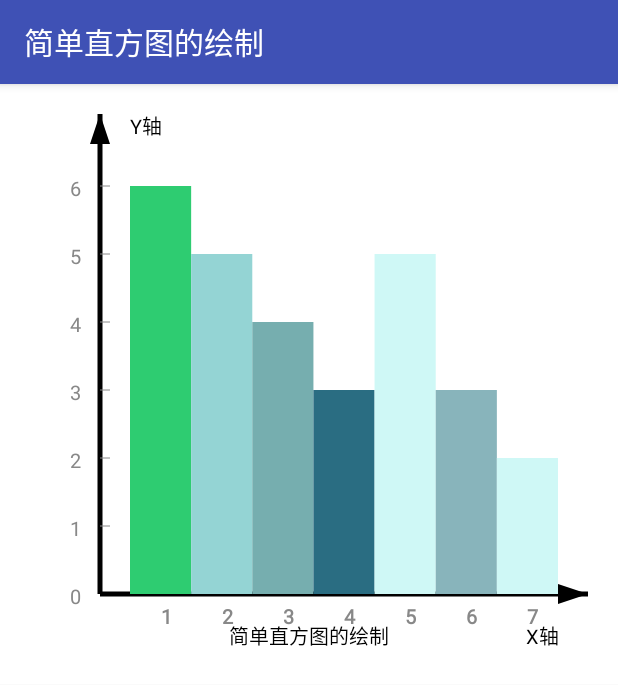
After one commit to lvwe/AndroidCharts, an Android app: the SimpleColumnActivity screen opened directly, with no data from a screen before it, on a phone screen of 412 x 824 dp. The commit adds this screen. Shown: the top 685 px of the screen. Run offline under Robolectric (Android 15) with nearby library versions, the phone set to English and light mode, and no system bars.

Commit message:
自定义View简单直方图的绘制

```diff
--- a/app/src/main/AndroidManifest.xml
+++ b/app/src/main/AndroidManifest.xml
@@ -31,6 +31,8 @@
         </activity>
         <activity android:name=".activity.SimpleGraphActivity">
         </activity>
+        <activity android:name=".activity.SimpleColumnActivity">
+        </activity>
     </application>
 
 </manifest>
--- a/app/src/main/java/com/example/administrator/androidcharts/activity/BarChartActivity.java
+++ b/app/src/main/java/com/example/administrator/androidcharts/activity/BarChartActivity.java
@@ -5,8 +5,8 @@ import android.support.annotation.Nullable;
 import android.os.Bundle;
 import android.view.View;
 
-import com.example.administrator.androidcharts.DayAxisValueFormatter;
-import com.example.administrator.androidcharts.MyAxisValueFormatter;
+import com.example.administrator.androidcharts.formatter.DayAxisValueFormatter;
+import com.example.administrator.androidcharts.formatter.MyAxisValueFormatter;
 import com.example.administrator.androidcharts.R;
 import com.github.mikephil.charting.charts.BarChart;
 import com.github.mikephil.charting.components.Legend;
--- a/app/src/main/java/com/example/administrator/androidcharts/activity/MainActivity.java
+++ b/app/src/main/java/com/example/administrator/androidcharts/activity/MainActivity.java
@@ -84,6 +84,7 @@ public class MainActivity extends ListActivity {
                         ActivityRouter.goToTarget(MainActivity.this,SimpleGraphActivity.class);
                         break;
                     case 7:
+                        ActivityRouter.goToTarget(MainActivity.this,SimpleColumnActivity.class);
                         break;
                     case 8:
                         break;
--- /dev/null
+++ b/app/src/main/java/com/example/administrator/androidcharts/activity/SimpleColumnActivity.java
@@ -0,0 +1,49 @@
+package com.example.administrator.androidcharts.activity;
+
+import android.support.v7.app.AppCompatActivity;
+import android.os.Bundle;
+
+import com.example.administrator.androidcharts.R;
+import com.example.administrator.androidcharts.constant.MyConstant;
+import com.example.administrator.androidcharts.view.ColumnView;
+import com.github.mikephil.charting.utils.ColorTemplate;
+import static com.github.mikephil.charting.utils.ColorTemplate.LIBERTY_COLORS;
+
+
+public class SimpleColumnActivity extends BaseActivity {
+
+
+    private ColumnView mColumnView;
+    @Override
+    protected int getLayoutId() {
+        return R.layout.activity_simple_column;
+    }
+
+    @Override
+    public void onContentChanged() {
+        mColumnView = (ColumnView) findViewById(R.id.column_view);
+    }
+
+    @Override
+    protected void initParams() {
+
+        setTitle(getString(R.string.title_simple_column));
+
+        mColumnView.setMaxAxisValueX(10,9);
+        mColumnView.setMaxAxisValueY(10,7);
+
+        int columnInfo[][] = new int[][]{
+                {6, ColorTemplate.MATERIAL_COLORS[0]},
+                {5, LIBERTY_COLORS[1]},
+                {4, LIBERTY_COLORS[3]},
+                {3, LIBERTY_COLORS[4]},
+                {5, LIBERTY_COLORS[0]},
+                {3, LIBERTY_COLORS[2]},
+                {2, LIBERTY_COLORS[0]},
+        };
+        mColumnView.setAxisTextSize(20);
+        mColumnView.setColumnInfo(columnInfo);
+        mColumnView.setTouchEnable(true);
+        mColumnView.invalidate();
+    }
+}
--- a/app/src/main/java/com/example/administrator/androidcharts/activity/SimpleGraphActivity.java
+++ b/app/src/main/java/com/example/administrator/androidcharts/activity/SimpleGraphActivity.java
@@ -1,12 +1,9 @@
 package com.example.administrator.androidcharts.activity;
 
 import android.graphics.Paint;
-import android.support.v7.app.AppCompatActivity;
-import android.os.Bundle;
 import android.view.View;
-import android.widget.Toast;
 
-import com.example.administrator.androidcharts.MyConstant;
+import com.example.administrator.androidcharts.constant.MyConstant;
 import com.example.administrator.androidcharts.R;
 import com.example.administrator.androidcharts.view.CanvasGraphView;
 import com.github.mikephil.charting.utils.ColorTemplate;
--- a/app/src/main/java/com/example/administrator/androidcharts/MyConstant.java
+++ b/app/src/main/java/com/example/administrator/androidcharts/constant/MyConstant.java
@@ -1,4 +1,4 @@
-package com.example.administrator.androidcharts;
+package com.example.administrator.androidcharts.constant;
 
 /**
  * Created by Administrator on 2017/11/21 0021.
--- a/app/src/main/java/com/example/administrator/androidcharts/DayAxisValueFormatter.java
+++ b/app/src/main/java/com/example/administrator/androidcharts/formatter/DayAxisValueFormatter.java
@@ -1,4 +1,4 @@
-package com.example.administrator.androidcharts;
+package com.example.administrator.androidcharts.formatter;
 
 import com.github.mikephil.charting.charts.BarLineChartBase;
 import com.github.mikephil.charting.components.AxisBase;
--- a/app/src/main/java/com/example/administrator/androidcharts/MyAxisValueFormatter.java
+++ b/app/src/main/java/com/example/administrator/androidcharts/formatter/MyAxisValueFormatter.java
@@ -1,4 +1,4 @@
-package com.example.administrator.androidcharts;
+package com.example.administrator.androidcharts.formatter;
 
 import com.github.mikephil.charting.components.AxisBase;
 import com.github.mikephil.charting.formatter.IAxisValueFormatter;
--- /dev/null
+++ b/app/src/main/java/com/example/administrator/androidcharts/view/BaseGraphView.java
@@ -0,0 +1,353 @@
+package com.example.administrator.androidcharts.view;
+
+import android.content.Context;
+import android.content.res.TypedArray;
+import android.graphics.Canvas;
+import android.graphics.Color;
+import android.graphics.Paint;
+import android.graphics.Path;
+import android.graphics.Rect;
+import android.text.TextUtils;
+import android.util.AttributeSet;
+import android.util.Log;
+import android.view.View;
+
+import com.example.administrator.androidcharts.R;
+import com.github.mikephil.charting.components.XAxis;
+
+/**
+ * Created by Administrator on 2017/11/21 0021.
+ */
+
+public abstract class BaseGraphView extends View {
+    private static final String TAG = "BaseGraphView";
+
+    //各种画笔防止混乱
+    private Paint mXYAxisPaint;
+    private Paint mTitlePaint;
+    private Paint mAxisNamePaint;
+    private Paint mPaint;
+    private Paint mColumnCurvePaint;
+
+    //用于测量字体的宽高
+    private Rect mBoundsRect;
+    //自定义Style属性值
+    private String mGraphTitle;
+    private String mXAxisName;
+    private String mYAxisName;
+    private int mAxisTextColor;
+    private float mAxisTextSize;
+    private boolean isShowOrigin;
+    private boolean isShowXAxis;
+    private boolean isShowYAxis;
+    private int axisColor;
+
+    /**
+     * X,Y轴坐标最大值，X,Y坐标轴刻度线数量
+     */
+    public float maxAxisValueX = 900;
+    public int axisDivideSizeX = 9;
+    public float maxAxisValueY = 700;
+    public int axisDivideSizeY = 7;
+    //视图的宽高
+    int width, height;
+    public int originX;
+    public int originY;
+    public int padding = 30;
+    public int mDefMargin = 10;
+    public int mDefXValueHeight = 30;
+    public int mDefTitleHeight = 30;
+    public int mDefLabelHeight = 30;
+    private int mCellWidth; //X轴上每一段的宽度
+    public int columnInfo[][];//柱状图数据
+
+    public int bgColor = Color.WHITE;
+
+
+    public void setBgColor(int bgColor) {
+        this.bgColor = bgColor;
+    }
+
+    public BaseGraphView(Context context) {
+        this(context, null);
+    }
+
+    public BaseGraphView(Context context, AttributeSet attrs) {
+        this(context, attrs, -1);
+    }
+
+    public BaseGraphView(Context context, AttributeSet attrs, int defStyleAttr) {
+        super(context, attrs, defStyleAttr);
+
+        TypedArray typedArray = context.obtainStyledAttributes(attrs, R.styleable.MyGraphStyle);
+        mGraphTitle = typedArray.getString(R.styleable.MyGraphStyle_graphTitle);
+        mXAxisName = typedArray.getString(R.styleable.MyGraphStyle_xAxisName);
+        mYAxisName = typedArray.getString(R.styleable.MyGraphStyle_yAxisName);
+        mAxisTextColor = typedArray.getColor(R.styleable.MyGraphStyle_axisTextColor, context.getResources().getColor(android.R.color.black));
+        mAxisTextSize = typedArray.getDimension(R.styleable.MyGraphStyle_axisTextSize, 12);
+        isShowOrigin = typedArray.getBoolean(R.styleable.MyGraphStyle_showOrigin, true);
+
+        isShowXAxis = typedArray.getBoolean(R.styleable.MyGraphStyle_showXAxis, true);
+        isShowYAxis = typedArray.getBoolean(R.styleable.MyGraphStyle_showYAxis, true);
+        axisColor = typedArray.getColor(R.styleable.MyGraphStyle_axisColor, Color.BLACK);
+
+        if (typedArray != null) {
+            typedArray.recycle();
+        }
+        mBoundsRect = new Rect();
+        initPaint(context);
+    }
+
+    public int getCellWidth() {
+        mCellWidth = width / axisDivideSizeX;
+        return mCellWidth;
+    }
+
+    private void initPaint(Context context) {
+        if (mPaint == null) {
+            mPaint = new Paint();
+            mPaint.setAntiAlias(true);
+            mPaint.setDither(true);
+            mPaint.setTextSize(20);
+        }
+        mXYAxisPaint = new Paint();
+        mXYAxisPaint.setAntiAlias(true);
+        mXYAxisPaint.setDither(true);
+
+        mTitlePaint = new Paint();
+        mTitlePaint.setAntiAlias(true);
+        mTitlePaint.setDither(true);
+
+        mColumnCurvePaint = new Paint();
+        mColumnCurvePaint.setAntiAlias(true);
+        mColumnCurvePaint.setDither(true);
+    }
+
+    public void setGraphTitle(String graphTitle) {
+        mGraphTitle = graphTitle;
+    }
+
+    public void setXAxisName(String XAxisName) {
+        mXAxisName = XAxisName;
+    }
+
+    public void setYAxisName(String YAxisName) {
+        mYAxisName = YAxisName;
+    }
+
+    public void setAxisTextColor(int axisTextColor) {
+        mAxisTextColor = axisTextColor;
+    }
+
+    public void setAxisTextSize(float axisTextSize) {
+        mAxisTextSize = axisTextSize;
+    }
+
+    /**
+     * 手动设置X轴最大值及等份数
+     *
+     * @param maxAxisValueX
+     * @param axisDivideSizeX
+     */
+    public void setMaxAxisValueX(float maxAxisValueX, int axisDivideSizeX) {
+        this.maxAxisValueX = maxAxisValueX;
+        if (columnInfo != null && columnInfo.length > 0) {
+            this.axisDivideSizeX = columnInfo.length;
+        }
+    }
+
+    /**
+     * 手动设置Y轴最大值及等份数
+     *
+     * @param maxAxisValueY
+     * @param axisDivideSizeY
+     */
+    public void setMaxAxisValueY(float maxAxisValueY, int axisDivideSizeY) {
+        this.maxAxisValueY = maxAxisValueY;
+        this.axisDivideSizeY = axisDivideSizeY;
+    }
+
+    /**
+     * 设置柱状图数据
+     *
+     * @param columnInfo
+     */
+    public void setColumnInfo(int[][] columnInfo) {
+        this.columnInfo = columnInfo;
+    }
+
+    @Override
+    protected void onMeasure(int widthMeasureSpec, int heightMeasureSpec) {
+        super.onMeasure(widthMeasureSpec, heightMeasureSpec);
+    }
+
+    @Override
+    protected void onDraw(Canvas canvas) {
+        super.onDraw(canvas);
+
+        width = getWidth();
+        height = getHeight();
+
+        canvas.drawColor(bgColor);
+
+        originX = 100;
+        originY = getTop() + height - (mDefXValueHeight + mDefTitleHeight + mDefXValueHeight);
+        /**
+         * 画X，Y轴
+         * 画X，Y轴上的箭头
+         */
+        mXYAxisPaint.setColor(axisColor);
+        if (isShowXAxis) {
+            drawAxisX(canvas, mXYAxisPaint);
+            drawAxisArrowX(canvas, mXYAxisPaint);
+        }
+
+        if (isShowYAxis) {
+            drawAxisY(canvas, mXYAxisPaint);
+            drawAxisArrowY(canvas, mXYAxisPaint);
+        }
+
+        /**
+         * 画X,Y轴上的分割线
+         */
+        drawAxisScaleMarkX(canvas, mPaint);
+        drawAxisScaleMarkY(canvas, mPaint);
+
+        /**
+         * 画X，Y轴上的刻度值
+         */
+        drawAxisScaleMarkValueX(canvas, mPaint);
+        drawAxisScaleMarkValueY(canvas, mPaint);
+
+        /**
+         * 画柱条，曲线
+         */
+        drawColumnCurve(canvas, mColumnCurvePaint);
+
+        /**
+         * 画标题
+         */
+        drawTitle(canvas);
+
+        /**
+         * 画颜色标记，如红代表...，绿代表...
+         */
+        drawLabel(canvas, mPaint);
+    }
+
+    protected abstract void drawLabel(Canvas canvas, Paint paint);
+
+    private void drawTitle(Canvas canvas) {
+        if (!TextUtils.isEmpty(mGraphTitle)) {
+            mTitlePaint.setColor(mAxisTextColor);
+            mTitlePaint.setTextSize(mAxisTextSize);
+            mPaint.setFakeBoldText(true);
+            canvas.drawText(mGraphTitle, (getWidth() / 2) - (mTitlePaint.measureText(mGraphTitle) / 2),
+                    originY + mDefTitleHeight + mDefMargin + 10, mTitlePaint);
+        }
+    }
+
+    protected abstract void drawColumnCurve(Canvas canvas, Paint columnCurvePaint);
+
+    private void drawAxisArrowY(Canvas canvas, Paint paint) {
+        Path path = new Path();
+        path.moveTo(originX, getTop() + padding);
+        path.lineTo(originX - 10, getTop() + padding * 2);
+        path.lineTo(originX + 10, getTop() + padding * 2);
+        path.close();
+        canvas.drawPath(path, paint);
+        if (!TextUtils.isEmpty(mYAxisName)) {
+            paint.setTextSize(mAxisTextSize);
+            paint.getTextBounds(mYAxisName, 0, mYAxisName.length(), mBoundsRect);
+            float textWidth = mBoundsRect.width();
+            float textHeight = mBoundsRect.height();
+            float startX = originX + padding;
+            canvas.drawText(mYAxisName, startX, getTop() + padding + textHeight, paint);
+        }
+    }
+
+    private void drawAxisArrowX(Canvas canvas, Paint paint) {
+        Path path = new Path();
+        path.moveTo(width - padding, originY);
+        path.lineTo(width - padding * 2, originY - 10);
+        path.lineTo(width - padding * 2, originY + 10);
+        path.close();
+        canvas.drawPath(path, paint);
+        if (!TextUtils.isEmpty(mXAxisName)) {
+            paint.setTextSize(mAxisTextSize);
+            paint.getTextBounds(mXAxisName, 0, mXAxisName.length(), mBoundsRect);
+            float textWidth = mBoundsRect.width();
+            float textHeight = mBoundsRect.height();
+            float startX = (width - padding) - textWidth - padding;
+            canvas.drawText(mXAxisName, startX, originY + textHeight + padding, paint);
+
+        }
+
+    }
+
+    private void drawAxisScaleMarkY(Canvas canvas, Paint paint) {
+        float cellHeight = (originY - (getTop() + padding)) / axisDivideSizeY;
+        for (int i = 0; i < axisDivideSizeY - 1; i++) {
+            canvas.drawLine(originX, (originY - cellHeight * (i + 1)), originX + 10,
+                    (originY - cellHeight * (i + 1)), paint);
+        }
+    }
+
+    private void drawAxisScaleMarkX(Canvas canvas, Paint paint) {
+        float cellWidth = width / axisDivideSizeX;
+        for (int i = 0; i < axisDivideSizeX - 1; i++) {
+            canvas.drawLine(cellWidth * (i + 1) + originX, height, cellWidth * (i + 1) + originX,
+                    height + 10, paint);
+        }
+    }
+
+    private void drawAxisScaleMarkValueY(Canvas canvas, Paint paint) {
+//        float cellWidth = height / axisDivideSizeY;
+        float cellWidth = (originY - (getTop() + padding)) / axisDivideSizeY;
+        float cellValue = maxAxisValueY / axisDivideSizeY;
+        paint.reset();
+        paint.setTextSize(20);
+        paint.setColor(Color.GRAY);
+        for (int i = 0; i < axisDivideSizeY; i++) {
+//            canvas.drawText(String.valueOf(i), originX - 30,
+//                    height - cellWidth * i + 10, paint);
+
+            canvas.drawText(String.valueOf(i), originX - 30,
+                    originY - cellWidth * i + 10, paint);
+        }
+    }
+
+    private void drawAxisScaleMarkValueX(Canvas canvas, Paint paint) {
+        if (columnInfo == null || columnInfo.length == 0) {
+            return;
+        }
+        paint.setColor(Color.GRAY);
+        paint.setTextSize(20);
+        paint.setFakeBoldText(true);
+
+        float columnLeft = originX + padding;//第一柱条的左边距
+        //第一个padding为右边距，第二个padding为箭头的宽度
+        float columnRight = padding + padding;
+        float cellWidth = (width - (columnLeft + columnRight)) / columnInfo.length;
+        float cellValue = maxAxisValueX / columnInfo.length;
+        for (int i = 1; i <= columnInfo.length; i++) {
+            canvas.drawText(String.valueOf(i), (columnLeft + cellWidth / 2) + (i - 1) * cellWidth,
+                    height - (mDefTitleHeight + mDefLabelHeight), paint);
+        }
+    }
+
+    private void drawAxisY(Canvas canvas, Paint paint) {
+        int[] location = new int[2];
+        getLocationInWindow(location);
+        canvas.drawLine(originX, originY, originX, getTop() + padding, paint);
+    }
+
+    private void drawAxisX(Canvas canvas, Paint paint) {
+        paint.setColor(Color.BLACK);
+        paint.setStrokeWidth(5);
+        paint.setAntiAlias(true);
+        canvas.drawLine(originX, originY, width - padding, originY, paint);
+    }
+
+
+}
--- a/app/src/main/java/com/example/administrator/androidcharts/view/CanvasGraphView.java
+++ b/app/src/main/java/com/example/administrator/androidcharts/view/CanvasGraphView.java
@@ -9,13 +9,10 @@ import android.graphics.PointF;
 import android.graphics.PorterDuff;
 import android.graphics.PorterDuffXfermode;
 import android.graphics.RectF;
-import android.provider.SyncStateContract;
-import android.telecom.PhoneAccount;
 import android.util.AttributeSet;
-import android.util.Log;
 import android.view.View;
 
-import com.example.administrator.androidcharts.MyConstant;
+import com.example.administrator.androidcharts.constant.MyConstant;
 import com.example.administrator.androidcharts.utils.TransformUtils;
 
 /**
--- /dev/null
+++ b/app/src/main/java/com/example/administrator/androidcharts/view/ColumnView.java
@@ -0,0 +1,112 @@
+package com.example.administrator.androidcharts.view;
+
+import android.content.Context;
+import android.graphics.Canvas;
+import android.graphics.Paint;
+import android.util.AttributeSet;
+import android.util.Log;
+import android.view.MotionEvent;
+import android.view.View;
+import android.widget.Toast;
+
+/**
+ * Created by Administrator on 2017/11/21 0021.
+ */
+
+public class ColumnView extends BaseGraphView implements View.OnTouchListener {
+    private static final String TAG = "ColumnView";
+
+
+    private Context mContext;
+    private boolean touchEnable = false; //触摸开关
+    private float originalX, originalY; //手指按下时点的坐标
+
+    public ColumnView(Context context) {
+        this(context, null);
+    }
+
+    public ColumnView(Context context, AttributeSet attrs) {
+        this(context, attrs, -1);
+    }
+
+    public ColumnView(Context context, AttributeSet attrs, int defStyleAttr) {
+        super(context, attrs, defStyleAttr);
+        mContext = context;
+    }
+
+    public boolean isTouchEnable() {
+        return touchEnable;
+    }
+
+    public void setTouchEnable(boolean touchEnable) {
+        this.touchEnable = touchEnable;
+        if (touchEnable) {
+            setOnTouchListener(this);
+        }
+    }
+
+    private int mTouchPosition;
+    private boolean mTouched;
+
+    @Override
+    public boolean onTouch(View v, MotionEvent event) {
+        switch (event.getAction()) {
+            case MotionEvent.ACTION_DOWN:
+                originalX = event.getX();
+                originalY = event.getY();
+                break;
+            case MotionEvent.ACTION_MOVE:
+                break;
+            case MotionEvent.ACTION_UP:
+                float endX = event.getX();
+                float endY = event.getY();
+                float columnLeft = originX + padding;
+                float columnRight = padding + padding;
+                float cellWidth = (width - (columnLeft + columnRight)) / columnInfo.length;
+                for (int i = 0; i < columnInfo.length; i++) {
+
+                    float leftTopY = originY - (originY - (getTop() + padding)) / axisDivideSizeY * columnInfo[i][0];
+
+                    if (originalX >= columnLeft + cellWidth * (i) && endX <= columnLeft + cellWidth * (i + 1)) {
+                        //有效触摸区
+                        Toast.makeText(mContext, "有效触摸区", Toast.LENGTH_SHORT).show();
+                        mTouchPosition = i;
+                        mTouched = true;
+                        invalidate();
+                    }
+                }
+                break;
+            case MotionEvent.ACTION_CANCEL:
+                mTouched = false;
+                break;
+        }
+        return true;
+    }
+
+
+    @Override
+    protected void drawLabel(Canvas canvas, Paint paint) {
+
+    }
+
+    @Override
+    protected void drawColumnCurve(Canvas canvas, Paint paint) {
+        if (columnInfo == null) {
+            return;
+        }
+        float columnLeft = originX + padding;
+        float columnRight = padding + padding;
+        float cellWidth = (width - (columnLeft + columnRight)) / columnInfo.length;
+        for (int i = 0; i < columnInfo.length; i++) {
+            paint.setColor(columnInfo[i][1]);
+            if (mTouchPosition == i && mTouched) {
+                //添加触摸事件，当时触摸，添加透明度
+                paint.setAlpha(128);
+            }
+            float leftTopY = originY - (originY - (getTop() + padding)) / axisDivideSizeY * columnInfo[i][0];
+            Log.d(TAG, "drawColumnCurve: " + leftTopY);
+            canvas.drawRect(columnLeft + cellWidth * (i), leftTopY,
+                    columnLeft + cellWidth * (i + 1), originY, paint);
+        }
+    }
+}
--- /dev/null
+++ b/app/src/main/res/layout/activity_simple_column.xml
@@ -0,0 +1,19 @@
+<?xml version="1.0" encoding="utf-8"?>
+<LinearLayout
+    xmlns:android="http://schemas.android.com/apk/res/android"
+    xmlns:tools="http://schemas.android.com/tools"
+    xmlns:app="http://schemas.android.com/apk/res-auto"
+    android:id="@+id/activity_simple_column"
+    android:layout_width="match_parent"
+    android:layout_height="match_parent"
+    android:orientation="vertical"
+    tools:context="com.example.administrator.androidcharts.activity.SimpleColumnActivity">
+
+    <com.example.administrator.androidcharts.view.ColumnView
+        android:id="@+id/column_view"
+        android:layout_width="match_parent"
+        android:layout_height="400dp"
+        app:graphTitle="简单直方图的绘制"
+        app:xAxisName="X轴"
+        app:yAxisName="Y轴"/>
+</LinearLayout>
--- a/app/src/main/res/values/styles.xml
+++ b/app/src/main/res/values/styles.xml
@@ -15,6 +15,11 @@
         <attr name="yAxisName" format="string"></attr>
         <attr name="axisTextSize" format="dimension|integer"></attr>
         <attr name="axisTextColor" format="color|integer"></attr>
+
+        <attr name="showOrigin" format="boolean"></attr>
+        <attr name="showXAxis" format="boolean"></attr>
+        <attr name="showYAxis" format="boolean"></attr>
+        <attr name="axisColor" format="integer|color|reference"></attr>
     </declare-styleable>
 
 </resources>
```
